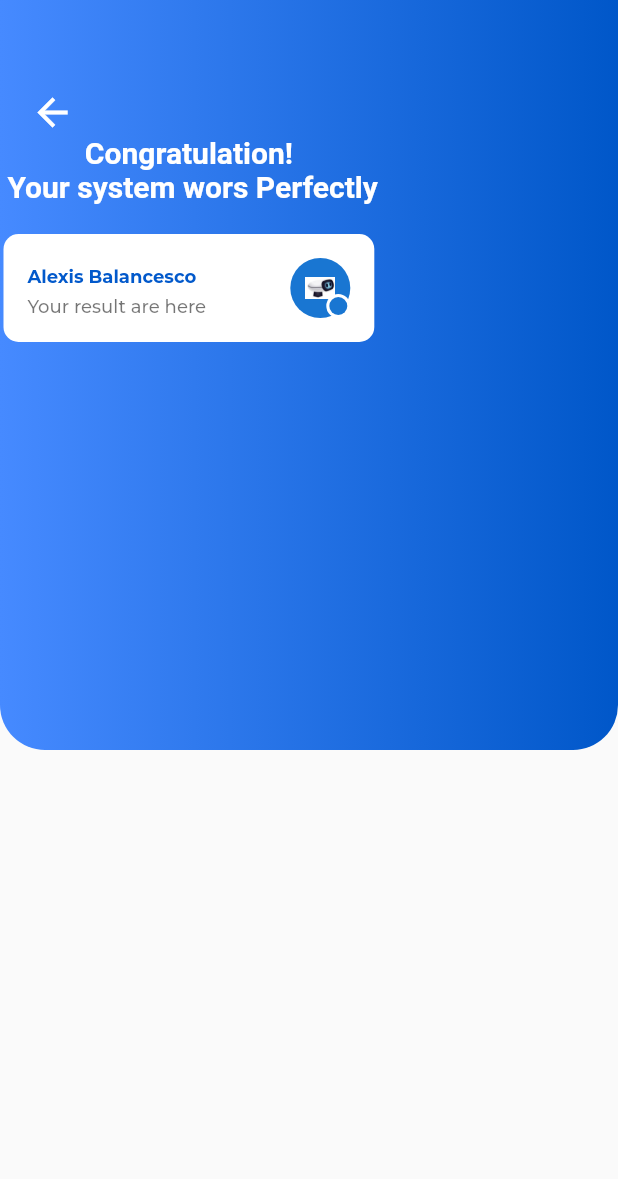
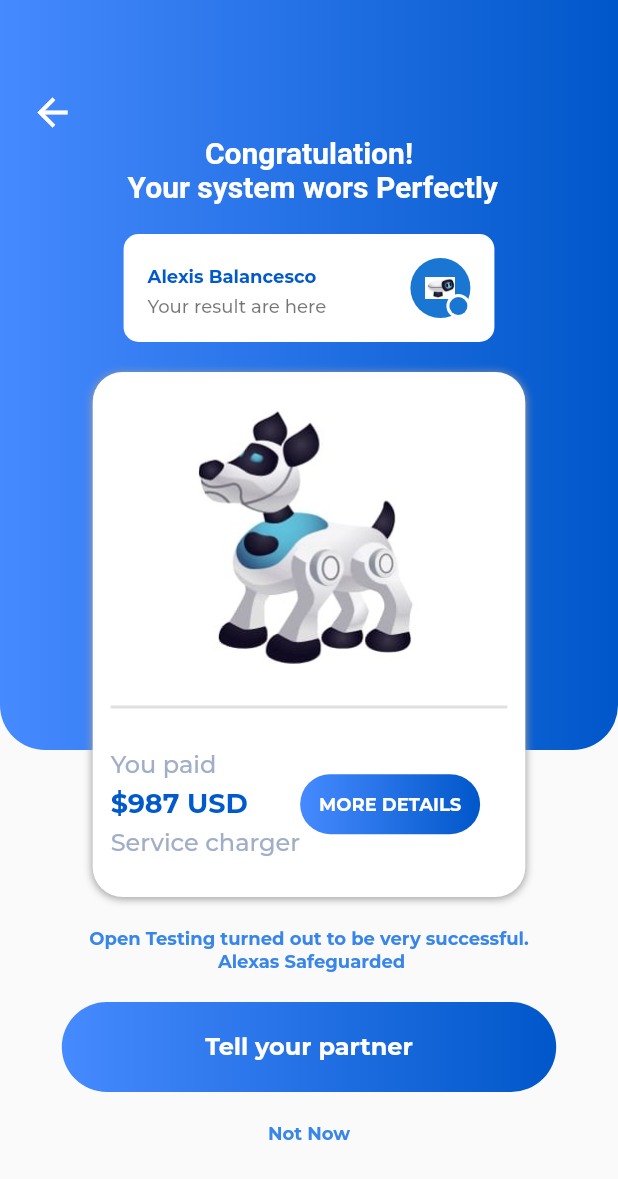
Before and after one commit to hussruss/APPM_CLASS, a Flutter app: the DetallePage screen opened by its route, on a phone screen of 412 x 824 dp. Shown: the top 1179 px of the screen. Run offline on Flutter 3.47's test engine with Material 2 defaults, Android fonts, the phone set to English and light mode, and no system bars; our stand-ins replace audioplayers, flutter_svg, smooth_page_indicator, video_player.

Commit message:
Semana 9

```diff
--- a/lib/pages/detalle_page.dart
+++ b/lib/pages/detalle_page.dart
@@ -1,4 +1,5 @@
 import 'package:flutter/material.dart';
+import 'package:m1_s4/pages/welcome_page.dart';
 import 'package:smooth_page_indicator/smooth_page_indicator.dart';
 
 class DetallePage extends StatefulWidget {
@@ -17,7 +18,7 @@ class _DetallePageState extends State<DetallePage> {
     return Scaffold(
         body: Stack(
       children: [
-        Backgroud(),
+        Background(),
         _buildBack(),
         Padding(
           padding: const EdgeInsets.only(top: 90.0),
@@ -73,7 +74,122 @@ class _DetallePageState extends State<DetallePage> {
                             ))
                       ],
                     ),
-                  ))
+                  )),
+              SizedBox(
+                height: 20,
+              ),
+              Align(
+                alignment: Alignment.center,
+                child: Container(
+                  height: 350,
+                  width: MediaQuery.of(context).size.width * 0.7,
+                  decoration: BoxDecoration(
+                      color: Colors.white,
+                      borderRadius: BorderRadius.circular(20),
+                      boxShadow: [
+                        BoxShadow(
+                            color: Colors.grey,
+                            offset: Offset(0, 1),
+                            blurRadius: 4)
+                      ]),
+                  child: Padding(
+                    padding: const EdgeInsets.all(12.0),
+                    child: Column(
+                      mainAxisAlignment: MainAxisAlignment.spaceAround,
+                      children: [
+                        Image.asset(
+                          'assets/images/image_page1.jpeg',
+                          width: 160,
+                        ),
+                        Divider(
+                          height: 2,
+                          thickness: 2,
+                        ),
+                        Row(
+                          children: [
+                            Column(
+                              crossAxisAlignment: CrossAxisAlignment.start,
+                              mainAxisAlignment: MainAxisAlignment.spaceAround,
+                              children: [
+                                Text(
+                                  'You paid',
+                                  style: TextStyle(
+                                      fontFamily: 'Montserrat-Medium',
+                                      fontSize: 16,
+                                      color:
+                                          Color.fromARGB(255, 161, 174, 199)),
+                                ),
+                                SizedBox(height: 5),
+                                Text(
+                                  '\$987 USD',
+                                  style: TextStyle(
+                                      fontFamily: 'Montserrat-Bold',
+                                      fontSize: 18,
+                                      color: Color(0xFF0259cb)),
+                                ),
+                                SizedBox(height: 5),
+                                Text(
+                                  'Service charger',
+                                  style: TextStyle(
+                                      fontFamily: 'Montserrat-Medium',
+                                      fontSize: 16,
+                                      color:
+                                          Color.fromARGB(255, 161, 174, 199)),
+                                ),
+                              ],
+                            ),
+                            ButtonMaterial(
+                              label: 'MORE DETAILS',
+                              height: 40,
+                              width: 120,
+                              fontSize: 12,
+                            )
+                          ],
+                        )
+                      ],
+                    ),
+                  ),
+                ),
+              ),
+              SizedBox(
+                height: 20,
+              ),
+              Padding(
+                padding: const EdgeInsets.symmetric(horizontal: 22),
+                child: Text(
+                  'Open Testing turned out to be very successful. \n Alexas Safeguarded',
+                  style: TextStyle(
+                      fontFamily: 'Montserrat-Bold',
+                      fontSize: 12,
+                      fontWeight: FontWeight.bold,
+                      color: Color.fromARGB(255, 57, 134, 235)),
+                  textAlign: TextAlign.center,
+                ),
+              ),
+              SizedBox(
+                height: 20,
+              ),
+              ButtonMaterial(
+                label: 'Tell your partner',
+                width: MediaQuery.of(context).size.width * 0.8,
+                height: 60,
+                fontSize: 16,
+              ),
+              SizedBox(
+                height: 20,
+              ),
+              Padding(
+                padding: const EdgeInsets.symmetric(horizontal: 22),
+                child: Text(
+                  'Not Now',
+                  style: TextStyle(
+                      fontFamily: 'Montserrat-Bold',
+                      fontSize: 12,
+                      fontWeight: FontWeight.bold,
+                      color: Color.fromARGB(255, 57, 134, 235)),
+                  textAlign: TextAlign.center,
+                ),
+              ),
             ],
           ),
         )
@@ -93,8 +209,8 @@ class _DetallePageState extends State<DetallePage> {
   }
 }
 
-class Backgroud extends StatelessWidget {
-  const Backgroud({
+class Background extends StatelessWidget {
+  const Background({
     super.key,
   });
 
--- a/lib/pages/welcome_page.dart
+++ b/lib/pages/welcome_page.dart
@@ -41,7 +41,12 @@ class _WelcomePageState extends State<WelcomePage> {
           const SizedBox(
             height: 20,
           ),
-          _buildButton(context),
+          ButtonMaterial(
+            label: 'Get Started',
+            width: MediaQuery.of(context).size.width * 0.8,
+            height: 60,
+            fontSize: 16,
+          ),
           const SizedBox(
             height: 20,
           ),
@@ -67,31 +72,6 @@ class _WelcomePageState extends State<WelcomePage> {
           TextSpan(
               text: 'Sign In', style: TextStyle(fontWeight: FontWeight.w900)),
         ],
-      ),
-    );
-  }
-
-  InkWell _buildButton(BuildContext context) {
-    return InkWell(
-      child: Container(
-        height: 60,
-        width: MediaQuery.of(context).size.width * 0.8,
-        decoration: BoxDecoration(
-            gradient: const LinearGradient(colors: [
-              Color(0xff468AFF),
-              Color(0xff0057C9),
-            ], begin: Alignment.bottomLeft, end: Alignment.bottomRight),
-            borderRadius: BorderRadius.circular(30)),
-        child: const Center(
-          child: Text(
-            'GET STARTED',
-            style: TextStyle(
-              color: Colors.white,
-              fontFamily: 'Montserrat-Bold',
-              fontSize: 16,
-            ),
-          ),
-        ),
       ),
     );
   }
@@ -151,6 +131,46 @@ class _WelcomePageState extends State<WelcomePage> {
   }
 }
 
+class ButtonMaterial extends StatelessWidget {
+  final String label;
+  final double width;
+  final double height;
+  final double fontSize;
+  const ButtonMaterial({
+    required this.label,
+    required this.width,
+    required this.height,
+    required this.fontSize,
+    super.key,
+  });
+
+  @override
+  Widget build(BuildContext context) {
+    return InkWell(
+      child: Container(
+        height: height,
+        width: width,
+        decoration: BoxDecoration(
+            gradient: const LinearGradient(colors: [
+              Color(0xff468AFF),
+              Color(0xff0057C9),
+            ], begin: Alignment.bottomLeft, end: Alignment.bottomRight),
+            borderRadius: BorderRadius.circular(30)),
+        child: Center(
+          child: Text(
+            label,
+            style: TextStyle(
+              color: Colors.white,
+              fontFamily: 'Montserrat-Bold',
+              fontSize: fontSize,
+            ),
+          ),
+        ),
+      ),
+    );
+  }
+}
+
 List<Widget> listPage = [
   Image.asset(
     'assets/images/image_page2.jpeg',
```
